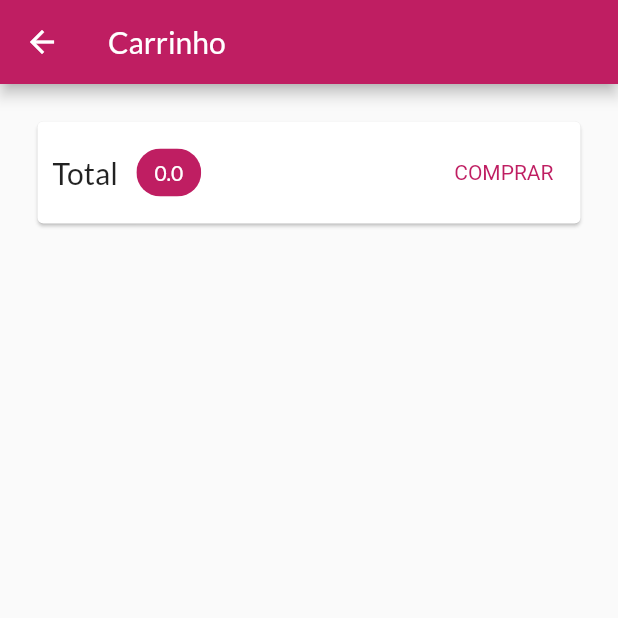
After one commit to vinicius4006/app_shopping, a Flutter app: the CartPage screen opened by its route, on a phone screen of 412 x 824 dp, the top half of it. The commit adds this screen. Run offline on Flutter 3.47's test engine with Material 2 defaults, Android fonts, the phone set to English and light mode, and no system bars; network calls fail.

Commit message:
ajustes-filtro

```diff
--- a/lib/components/product_grid.dart
+++ b/lib/components/product_grid.dart
@@ -14,6 +14,7 @@ class ProductGrid extends StatelessWidget {
     debugPrint('Build ProductGrid');
     final List<Product> loadedProducts = context.select((ProductList value) =>
         showFavoriteOnly ? value.favoriteItems : value.items);
+
     return GridView.builder(
         padding: const EdgeInsets.all(10),
         itemCount: loadedProducts.length,
--- a/lib/models/product.dart
+++ b/lib/models/product.dart
@@ -3,7 +3,7 @@ import 'package:gerenciamento_estado/models/product_base.dart';
 
 class Product extends ProductBase with ChangeNotifier {
   final String description, imageUrl;
-  bool isFavorite;
+  bool isFavorite = false;
 
   Product(
       {required super.id,
--- a/lib/models/product_list.dart
+++ b/lib/models/product_list.dart
@@ -7,10 +7,10 @@ class ProductList with ChangeNotifier {
 
   List<Product> get items => [..._items];
   List<Product> get favoriteItems =>
-      _items.where((prod) => prod.isFavorite).toList();
+      [..._items].where((prod) => prod.isFavorite).toList();
 
-  void addProduct(Product product) {
-    _items.add(product);
-    notifyListeners();
-  }
+  // void addProduct(Product product) {
+  //   _items.add(product);
+  //   notifyListeners();
+  // }
 }
--- a/lib/utils/app_routes.dart
+++ b/lib/utils/app_routes.dart
@@ -2,4 +2,5 @@
 
 class AppRoutes {
   static const PRODUCT_DETAIL = '/product-details';
+  static const CART = '/cart';
 }
--- /dev/null
+++ b/lib/views/cart_page.dart
@@ -0,0 +1,65 @@
+import 'package:flutter/material.dart';
+import 'package:gerenciamento_estado/components/cart_item.dart';
+import 'package:gerenciamento_estado/models/cart.dart';
+import 'package:provider/provider.dart';
+
+class CartPage extends StatelessWidget {
+  const CartPage({Key? key}) : super(key: key);
+
+  @override
+  Widget build(BuildContext context) {
+    debugPrint('Build CartPage');
+    final cart = context.watch<Cart>();
+    final items = cart.items.values.toList();
+    return Scaffold(
+      appBar: AppBar(
+        title: const Text('Carrinho'),
+      ),
+      body: Column(
+        children: [
+          Card(
+            margin: const EdgeInsets.all(25),
+            child: Padding(
+              padding: const EdgeInsets.all(10.0),
+              child: Row(
+                mainAxisAlignment: MainAxisAlignment.spaceBetween,
+                children: [
+                  const Text(
+                    'Total',
+                    style: TextStyle(fontSize: 20),
+                  ),
+                  const SizedBox(
+                    width: 10,
+                  ),
+                  Chip(
+                    backgroundColor: const Color(0xffbf1e62),
+                    label: Text(
+                      cart.totalAmount.toString(),
+                      style: TextStyle(
+                          color: Theme.of(context)
+                              .primaryTextTheme
+                              .headline6
+                              ?.color),
+                    ),
+                  ),
+                  const Spacer(),
+                  TextButton(
+                      style: TextButton.styleFrom(
+                          textStyle:
+                              TextStyle(color: Theme.of(context).primaryColor)),
+                      onPressed: () {},
+                      child: const Text('COMPRAR'))
+                ],
+              ),
+            ),
+          ),
+          Expanded(
+              child: ListView.builder(
+                  itemCount: items.length,
+                  itemBuilder: (context, index) =>
+                      CartItemWidget(cartItem: items[index])))
+        ],
+      ),
+    );
+  }
+}
```
Also changed, not shown: lib/components/cart_item.dart (added, +17 -0 lines), lib/components/product_item.dart (+5 -5 lines), lib/main.dart (+6 -2 lines), lib/views/products_overview_page.dart (+6 -1 lines), lib/views/product_detail_page.dart (renamed from lib/views/app_product_detail_page.dart).
